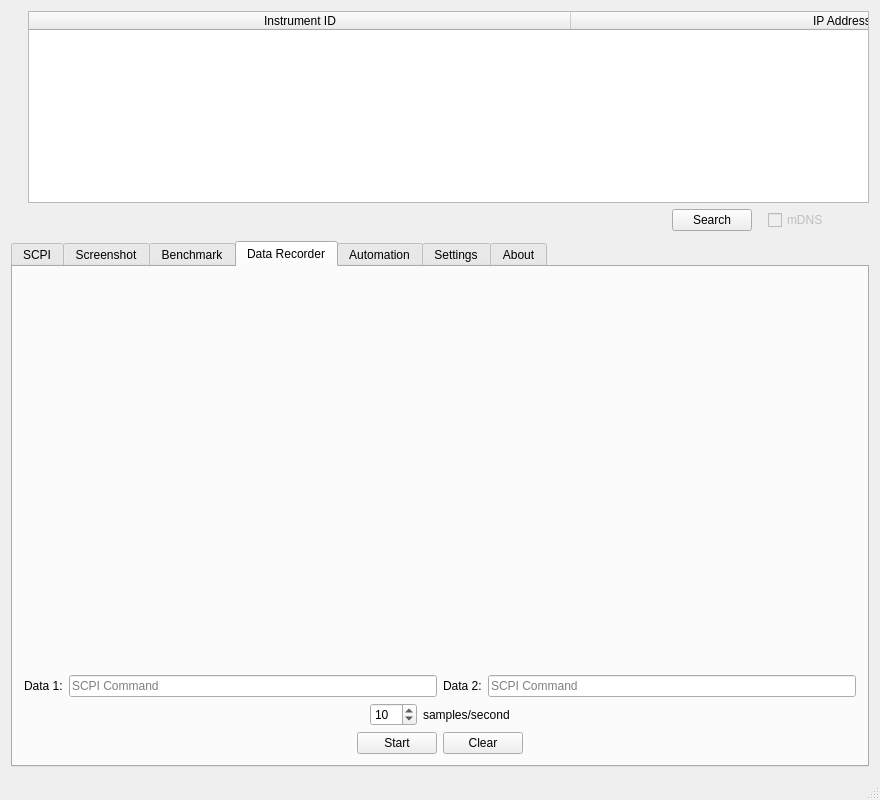
First picture: the form in src/gui/lxi-gui/mainwindow.ui, repository lxi-tools/lxi-tools, before the edit.
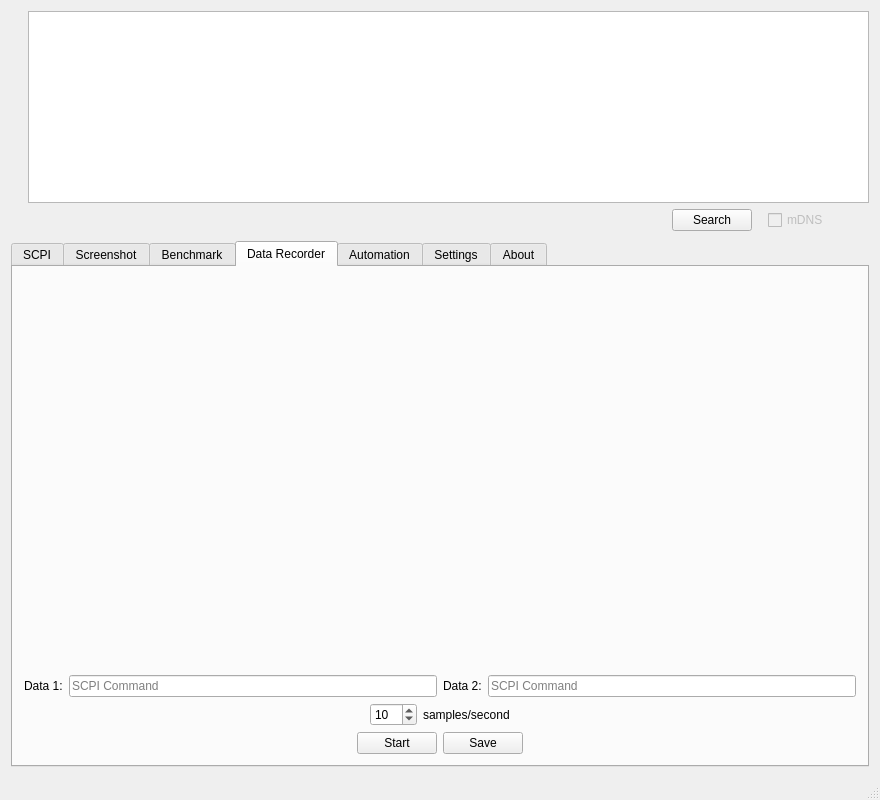
Second picture: the form after the edit. The open tabs and pages were chosen to show the change. Icons and pictures are not drawn. Custom widgets are drawn as their Qt base class.

Commit message:
lxi-gui: Add data recorder save data feauture
Add a save button which allows to save recorded data to file in CSV
format.

Diff of the .ui file:
```diff
--- a/src/gui/lxi-gui/mainwindow.ui
+++ b/src/gui/lxi-gui/mainwindow.ui
@@ -87,7 +87,7 @@
            <bool>false</bool>
           </property>
           <attribute name="horizontalHeaderVisible">
-           <bool>true</bool>
+           <bool>false</bool>
           </attribute>
           <attribute name="horizontalHeaderDefaultSectionSize">
            <number>542</number>
@@ -842,7 +842,7 @@
           <item>
            <widget class="QPushButton" name="pushButton_DataRecorder_Clear">
             <property name="text">
-             <string>Clear</string>
+             <string>Save</string>
             </property>
            </widget>
           </item>
```
Left out of the diff: 2 changed lines with no effect on the pictures. The commit also changes 3 other files.
